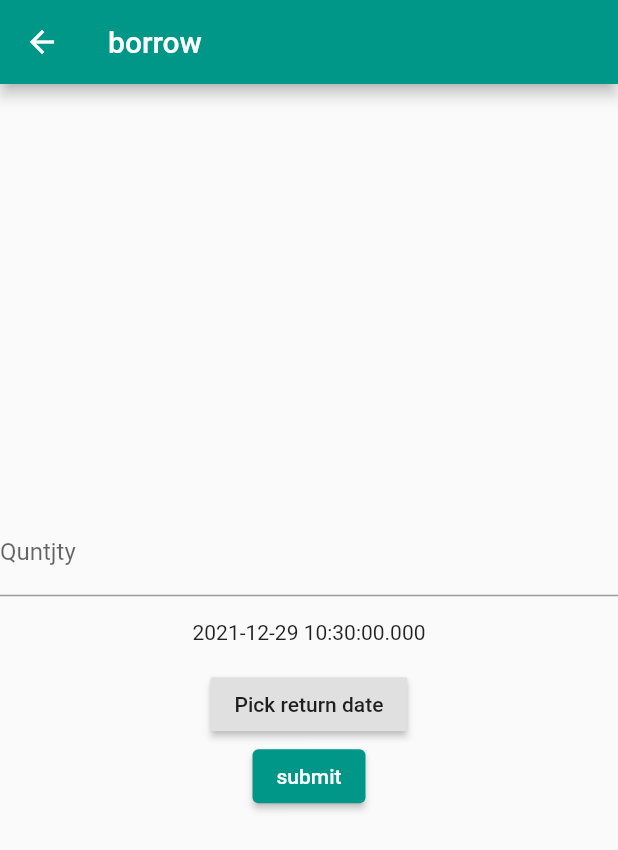
After one commit to iheb44/gstock, a Flutter app: the addorder screen opened by its route, on a phone screen of 412 x 824 dp. The commit adds this screen. Shown: the top 850 px of the screen. Run offline on Flutter 3.47's test engine with Material 2 defaults, Android fonts, the phone set to English and light mode, and no system bars; our stand-ins replace sqflite; accounts and stored records are empty.

Commit message:
db update

```diff
--- /dev/null
+++ b/lib/addorder.dart
@@ -0,0 +1,67 @@
+import 'package:flutter/material.dart';
+
+class addorder extends StatefulWidget {
+  State<addorder> createState() => _addorder();
+}
+
+class _addorder extends State<addorder> {
+   DateTime _dateTime = DateTime.now();
+   String quntity = "";
+   final _formKey = GlobalKey<FormState>();
+
+  @override
+  Widget build(BuildContext context) {
+    return Scaffold(
+      appBar: AppBar(
+        //backgroundColor: Colors.teal,
+        title: Text("borrow"),
+      ),
+      body: Center(
+        child: Column(
+          mainAxisAlignment: MainAxisAlignment.center,
+          children: <Widget>[
+            TextFormField(
+              decoration: InputDecoration(labelText: "Quntjty"),
+              validator: (String? value) {
+                if (value == null || value.isEmpty) {
+                  return "quntity is required";
+                }
+                return null;
+              },
+              onChanged: (String value) {
+                setState(() {
+                  quntity = value;
+                });
+              },
+            ),
+
+            Padding(
+              padding: EdgeInsets.all(16.0),
+                child: Text(_dateTime == null ? 'Nothing has been picked yet' : _dateTime.toString()),
+            ),
+            RaisedButton(
+              child: Text('Pick return date'),
+              onPressed: () {
+                showDatePicker(
+                    context: context,
+                    initialDate: _dateTime == null ? DateTime.now() : _dateTime,
+                    firstDate: DateTime(2021),
+                    lastDate: DateTime(2023)
+                ).then((date) {
+                  setState(() {
+                    _dateTime = date!;
+                  });
+                });
+              },
+            ),
+            ElevatedButton(
+              onPressed: () async {
+              },
+              child: const Text('submit'),
+            ),
+            ],
+        ),
+      ),
+    );
+  }
+}
--- a/lib/logged.dart
+++ b/lib/logged.dart
@@ -48,8 +48,10 @@ class _loged extends State<loged> {
                                     style: ButtonStyle(
                                       foregroundColor: MaterialStateProperty.all<Color>(Colors.blue),
                                     ),
-                                    onPressed: () { },
-                                    child: Text('burrow'),
+                                    onPressed: () {
+                                      Navigator.pushNamed(context, '/order',);
+                                    },
+                                    child: Text('borrow'),
                                   ),
                                 title: Text('name :  ${ar[index]['name']}'),
                               );
--- a/lib/root_generator.dart
+++ b/lib/root_generator.dart
@@ -3,6 +3,7 @@ import 'package:gstock/logged.dart';
 import 'package:gstock/login.dart';
 import 'package:gstock/singup.dart';
 
+import 'addorder.dart';
 import 'insertc.dart';
 import 'insertct.dart';
 
@@ -30,6 +31,10 @@ class RouteGenerator {
         return MaterialPageRoute(
           builder: (_) => insertc(),
         );
+      case '/order':
+        return MaterialPageRoute(
+          builder: (_) => addorder(),
+        );
       // If args is not of the correct type, return an error page.
       // You can also throw an exception while in development.
       default:
```
